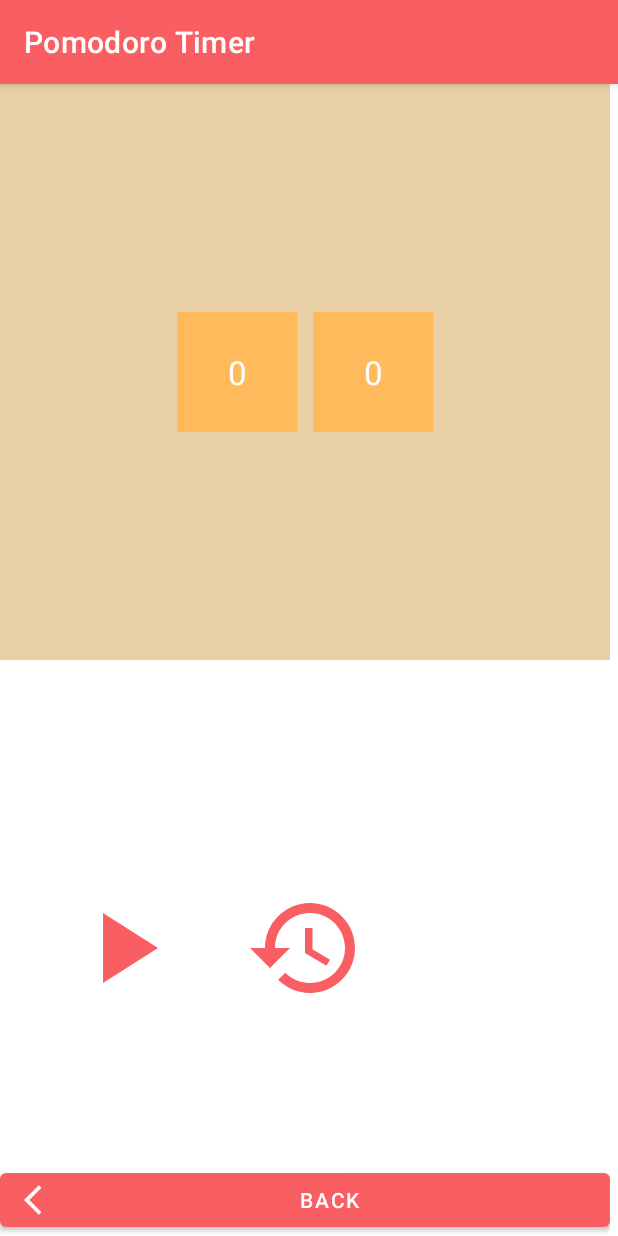
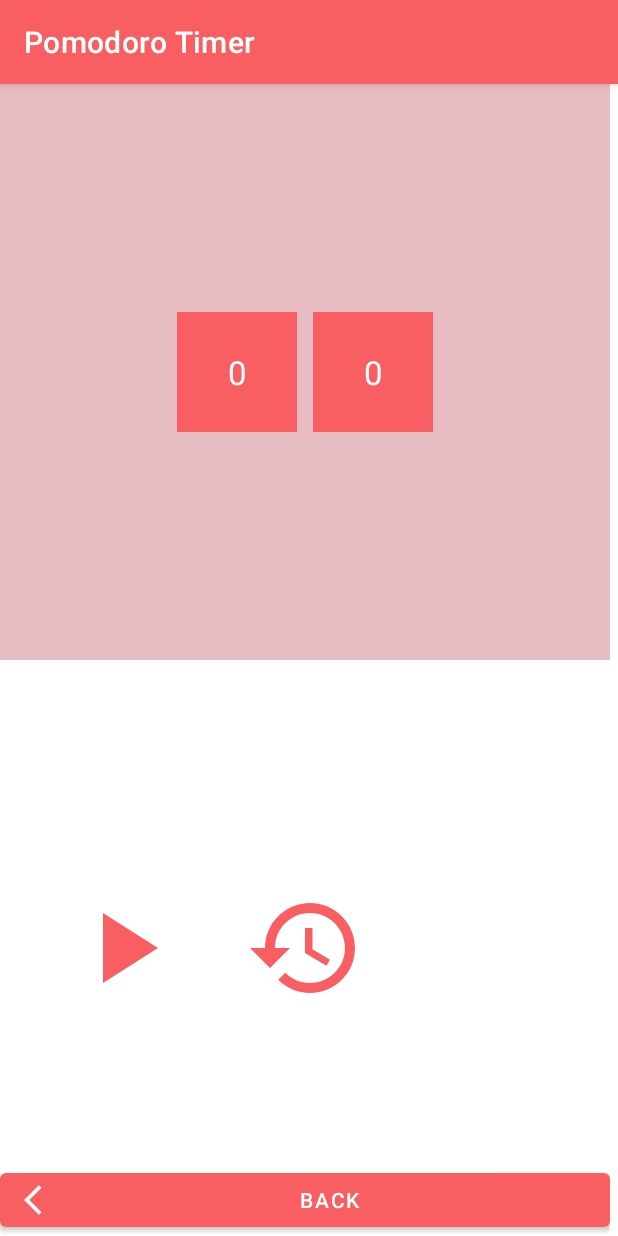
Before and after one commit to kalsmic/PomodoroTimer, an Android app: the TimerActivity screen opened directly, with no data from a screen before it, after a tap on an icon or button, on a phone screen of 412 x 824 dp. Run offline under Robolectric (Android 15) with nearby library versions, the phone set to English and light mode, and no system bars; 1 other tap on this screen came first.

Commit message:
change colors

```diff
--- a/app/src/main/java/com/github/kalsmic/android/pomodorotimer/TimerActivity.java
+++ b/app/src/main/java/com/github/kalsmic/android/pomodorotimer/TimerActivity.java
@@ -74,9 +74,9 @@ public class TimerActivity extends AppCompatActivity {
         pauseTimerButton.setVisibility(View.VISIBLE);
 
         // set playing state colors
-        timerDisplayLayout.setBackgroundColor(getResources().getColor(R.color.light_blue));
-        textViewSeconds.setBackgroundColor(getResources().getColor(R.color.dark_blue));
-        textViewMinutes.setBackgroundColor(getResources().getColor(R.color.dark_blue));
+        timerDisplayLayout.setBackgroundColor(getResources().getColor(R.color.light_green));
+        textViewSeconds.setBackgroundColor(getResources().getColor(R.color.dark_green));
+        textViewMinutes.setBackgroundColor(getResources().getColor(R.color.dark_green));
 
     }
 
@@ -91,9 +91,9 @@ public class TimerActivity extends AppCompatActivity {
         pauseTimerButton.setVisibility(View.INVISIBLE);
         resumeTimerButton.setVisibility(View.VISIBLE);
         // set playing state colors
-        timerDisplayLayout.setBackgroundColor(getResources().getColor(R.color.light_orange));
-        textViewSeconds.setBackgroundColor(getResources().getColor(R.color.dark_orange));
-        textViewMinutes.setBackgroundColor(getResources().getColor(R.color.dark_orange));
+        timerDisplayLayout.setBackgroundColor(getResources().getColor(R.color.light_red));
+        textViewSeconds.setBackgroundColor(getResources().getColor(R.color.dark_red));
+        textViewMinutes.setBackgroundColor(getResources().getColor(R.color.dark_red));
 
 
     }
--- a/app/src/main/res/layout/activity_timer.xml
+++ b/app/src/main/res/layout/activity_timer.xml
@@ -20,7 +20,7 @@
         android:id="@+id/linearLayout_timer_display"
         android:layout_width="0dp"
         android:layout_height="0dp"
-        android:background="@color/light_blue"
+        android:background="@color/light_green"
         android:gravity="center"
         android:orientation="horizontal"
         app:layout_constraintBottom_toTopOf="@+id/guideline3"
@@ -37,7 +37,7 @@
             android:layout_height="80dp"
             android:layout_marginEnd="5dp"
             android:layout_marginRight="5dp"
-            android:background="@color/dark_blue"
+            android:background="@color/dark_green"
             android:gravity="center"
             android:textAppearance="@style/TextAppearance.AppCompat.Large"
             android:textColor="@color/white" />
@@ -48,7 +48,7 @@
             android:layout_height="80dp"
             android:layout_marginStart="5dp"
             android:layout_marginLeft="5dp"
-            android:background="@color/dark_blue"
+            android:background="@color/dark_green"
             android:gravity="center"
             android:textAppearance="@style/TextAppearance.AppCompat.Large"
             android:textColor="@color/white" />
--- a/app/src/main/res/values/colors.xml
+++ b/app/src/main/res/values/colors.xml
@@ -11,8 +11,8 @@
     <color name="light_pink">#F7f5FF</color>
     <color name="dark_blue">#0C6BCA</color>
     <color name="light_blue">#9CD2F2</color>
-    <color name="light_orange">#E8CFA5</color>
-    <color name="dark_orange">#FFBA5C</color>
+    <color name="light_red">#E7BCC2</color>
+    <color name="dark_red">#F95F62</color>
     <color name="dark_green">#39B907</color>
     <color name="light_green">#C0E0BE</color>
     <color name="gray">#47525E</color>
```
